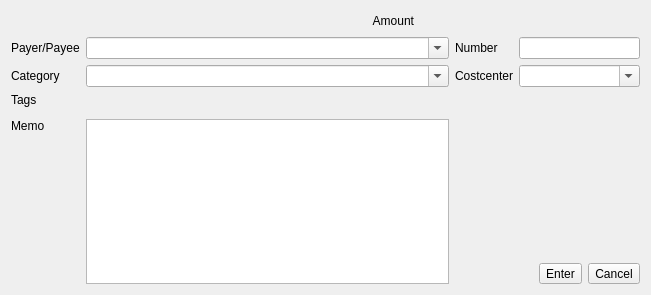
First picture: the form in kmymoney/views/newspliteditor.ui, repository KDE/kmymoney, before the edit.
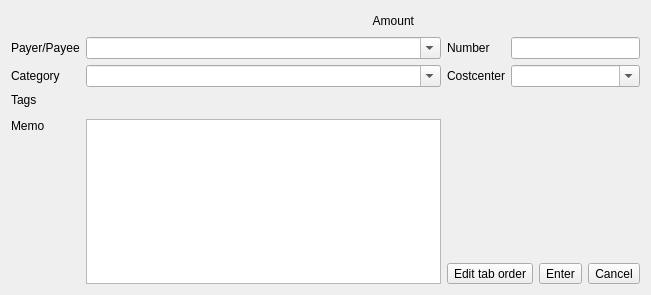
Second picture: the form after the edit. Custom widgets are drawn as their Qt base class.

Commit message:
Consolidate duplicate implementations of the tab order editing dialog
The duplicate implementations have been consolidated into the new
method `TabOrderDialog::createAndExec()`.

This commit also ensures that an active dialog cannot be reopened
and that the dialog also can be opened in the new split editor.

CCBUG:519994

Diff of the .ui file:
```diff
--- a/kmymoney/views/newspliteditor.ui
+++ b/kmymoney/views/newspliteditor.ui
@@ -63,6 +63,13 @@
    </item>
    <item row="8" column="2" colspan="2">
     <layout class="QHBoxLayout" name="hl2">
+     <item>
+      <widget class="QToolButton" name="editTabOrderButton">
+       <property name="text">
+        <string>Edit tab order</string>
+       </property>
+      </widget>
+     </item>
      <item>
       <spacer name="hs3">
        <property name="orientation">
```
The commit also changes 5 other files.
